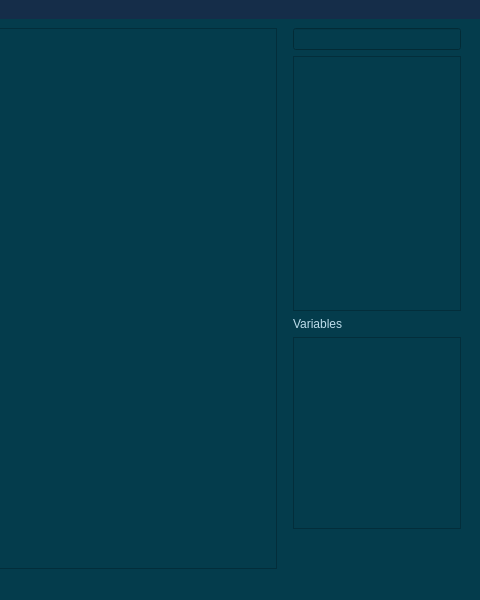
Alienso/MainAnt, file forms/mainwindow.ui: the form before one commit; both pictures show x 676 to 1156 and y 0 to 600 of the 1156 by 600 pixel window.
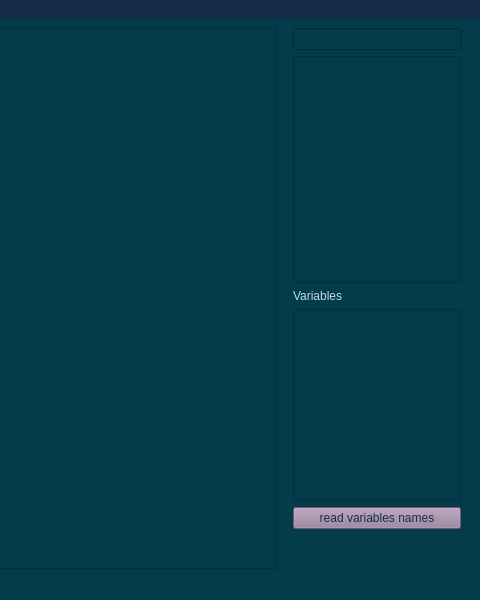
The form after the commit. Custom widgets are drawn as their Qt base class.

```diff
--- a/forms/mainwindow.ui
+++ b/forms/mainwindow.ui
@@ -177,7 +177,7 @@
      <widget class="CustomGraphicsView" name="StagingArea"/>
     </item>
     <item>
-     <layout class="QVBoxLayout" name="verticalLayout_3" stretch="0,2,0,0,0">
+     <layout class="QVBoxLayout" name="verticalLayout_3" stretch="0,2,0,0,0,0">
       <property name="leftMargin">
        <number>10</number>
       </property>
@@ -211,6 +211,17 @@
         </property>
        </widget>
       </item>
+      <item>
+       <widget class="QPushButton" name="readVarNames">
+        <property name="styleSheet">
+         <string notr="true">background-color: rgb(150, 125, 154);
+color: rgb(21, 45, 73);</string>
+        </property>
+        <property name="text">
+         <string>read variables names</string>
+        </property>
+       </widget>
+      </item>
       <item>
        <spacer name="verticalSpacer">
         <property name="orientation">
```
